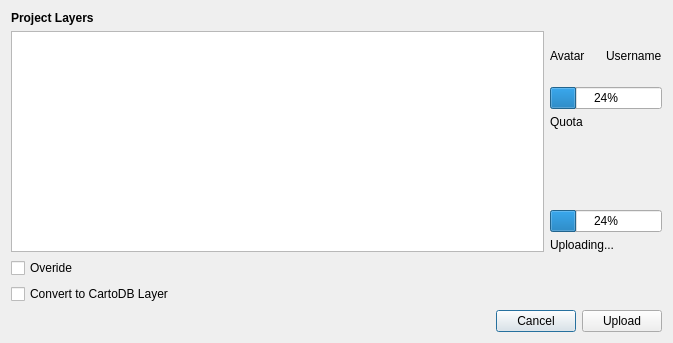
First picture: the form in ui/Upload.ui, repository gkudos/qgis-cartodb, before the edit.
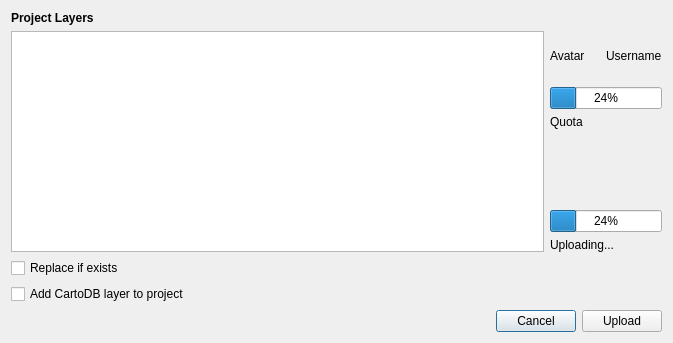
Second picture: the form after the edit.

Commit message: Init get status for CartoDB convert process

What changed in the file:
```diff
--- a/ui/Upload.ui
+++ b/ui/Upload.ui
@@ -122,14 +122,14 @@
    <item>
     <widget class="QCheckBox" name="overideCH">
      <property name="text">
-      <string>Overide</string>
+      <string>Replace if exists</string>
      </property>
     </widget>
    </item>
    <item>
     <widget class="QCheckBox" name="convertCH">
      <property name="text">
-      <string>Convert to CartoDB Layer</string>
+      <string>Add CartoDB layer to project</string>
      </property>
     </widget>
    </item>
```
The commit also changes 8 other files.
